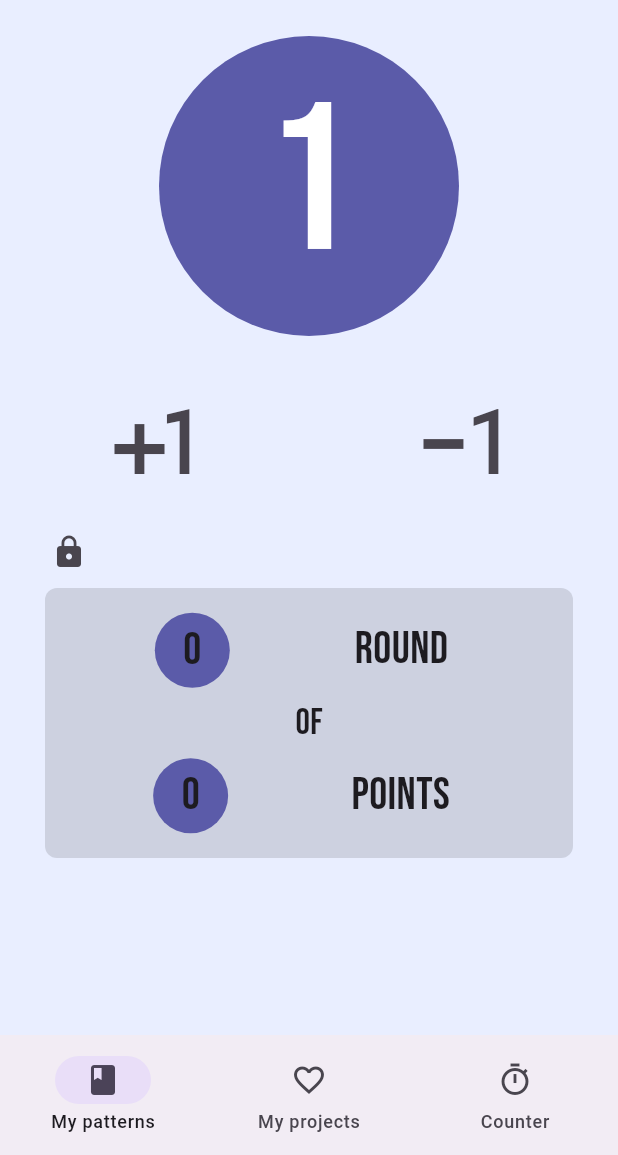
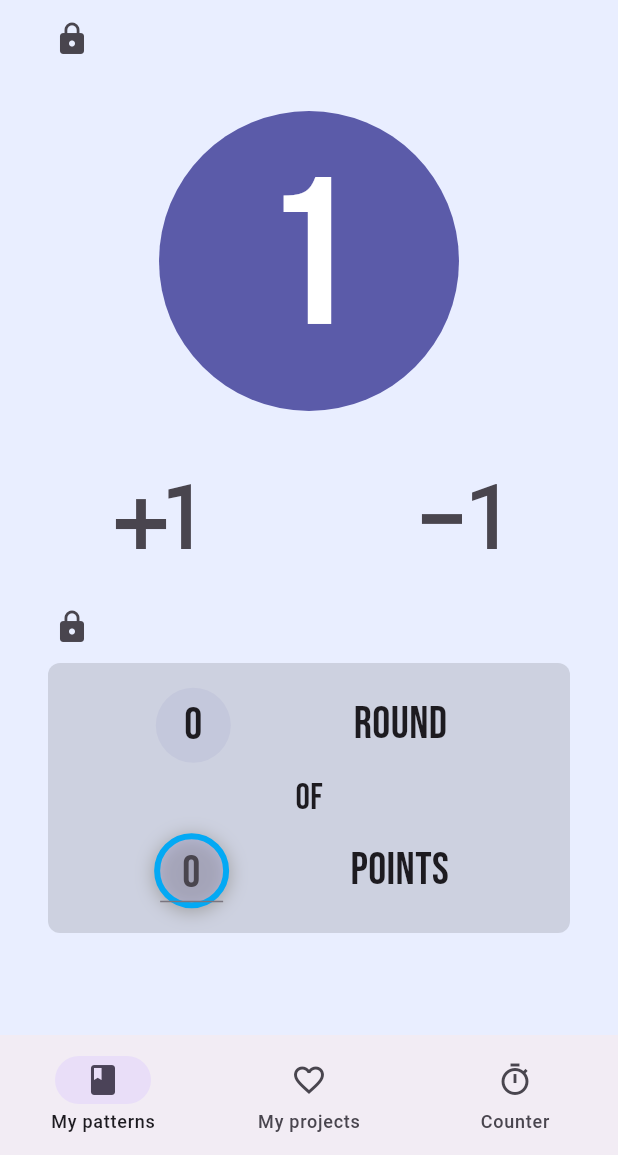
Before and after one commit to GonZev/crochapp, a Flutter app: the screen it shows after launch, item 3 of the bottom bar chosen, after a tap on the "plus one" icon, on a phone screen of 412 x 824 dp, the part 81-1236 px from its top. Run offline on Flutter 3.47's test engine with Material 2 defaults, Android fonts, the light colour scheme and no system bars; our stand-ins replace google_fonts.

Commit message:
add: lock counter on screen counter

```diff
--- a/lib/pages/counter_page.dart
+++ b/lib/pages/counter_page.dart
@@ -1,4 +1,5 @@
 import 'package:flutter/material.dart';
+import 'package:flutter/services.dart';
 import 'package:google_fonts/google_fonts.dart';
 
 class CounterPage extends StatefulWidget {
@@ -10,22 +11,45 @@ class CounterPage extends StatefulWidget {
 
 class _CounterPageState extends State<CounterPage> {
   int numberPoints = 0;
+  int numberPointsOfRound = 0;
+  int numberRounds = 0;
   bool stateSectionPoints = false;
+  final roundPointsController = TextEditingController();
+  final counterController = TextEditingController();
 
   @override
   Widget build(BuildContext context) {
-    return Column(
+    return SingleChildScrollView(
+      physics: const BouncingScrollPhysics(),
+      child: Padding(
+        padding: const EdgeInsets.all(2.0),
+        child: Column(
           children: [
+            Container(
+              alignment: Alignment.centerLeft,
+              padding: const EdgeInsets.only(left: 22),
+              child: IconButton(
+                onPressed: () {
+                  setState(() {
+                    stateSectionPoints = !stateSectionPoints;
+                  });
+                },
+                icon: const Icon(Icons.lock),
+                selectedIcon: const Icon(Icons.lock_open_rounded),
+              ),
+            ),
             Container(
               height: 200,
               margin: const EdgeInsets.all(24.0),
               decoration: const BoxDecoration(
-              color: Color.fromARGB(255, 91, 91, 169), shape: BoxShape.circle),
+                  color: Color.fromARGB(255, 91, 91, 169),
+                  shape: BoxShape.circle),
               child: Center(
                 child: Text(
                   '$numberPoints',
                   style: GoogleFonts.bebasNeue(
-                  fontSize: 140, color: const Color.fromRGBO(255, 255, 255, 1)),
+                      fontSize: 140,
+                      color: const Color.fromRGBO(255, 255, 255, 1)),
                 ),
               ),
             ),
@@ -37,6 +61,17 @@ class _CounterPageState extends State<CounterPage> {
                     onPressed: () {
                       setState(() {
                         numberPoints = plusOrMinusPoint('+', numberPoints);
+                        if (numberPointsOfRound != 0 &&
+                            numberPoints == numberPointsOfRound) {
+                          numberRounds = numberRounds + 1;
+                          print('numberPoints $numberPoints ');
+                          print('numberPointsOfRound $numberPointsOfRound)');
+
+                          print('round $numberRounds');
+                        }
+                        if (numberPoints > numberPointsOfRound) {
+                          numberPoints = 1;
+                        }
                       });
                     },
                     icon: const Icon(Icons.plus_one)),
@@ -84,11 +119,11 @@ class _CounterPageState extends State<CounterPage> {
                           width: 50,
                           padding: const EdgeInsets.all(4),
                           decoration: const BoxDecoration(
-                          color: Color.fromARGB(255, 91, 91, 169),
+                              color: Color.fromARGB(20, 91, 91, 169),
                               shape: BoxShape.circle),
                           child: Center(
                               child: Text(
-                        '0',
+                            '$numberRounds',
                             style: GoogleFonts.bebasNeue(
                               fontSize: 30,
                             ),
@@ -117,18 +152,47 @@ class _CounterPageState extends State<CounterPage> {
                         Container(
                             height: 50,
                             width: 50,
-                      padding: const EdgeInsets.all(4),
-                      decoration: const BoxDecoration(
-                          color: Color.fromARGB(255, 91, 91, 169),
-                          shape: BoxShape.circle),
-                      child: Center(
-                          child: Text(
-                        '0',
+                            alignment: Alignment.center,
+                            padding: const EdgeInsets.only(top: 8.0),
+                            decoration: BoxDecoration(
+                                color: const Color.fromARGB(99, 174, 174, 225),
+                                shape: BoxShape.circle,
+                                border: Border.all(
+                                    width: 4.0, color: Colors.lightBlue),
+                                boxShadow: const [
+                                  BoxShadow(
+                                      color: Colors.grey,
+                                      offset: Offset(0.0, 2.0),
+                                      blurRadius: 10.0)
+                                ]),
+                            child: TextField(
+                                controller: roundPointsController,
+                                textAlign: TextAlign.center,
+                                keyboardType: TextInputType.number,
+                                inputFormatters: [
+                                  FilteringTextInputFormatter.digitsOnly
+                                ],
                                 style: GoogleFonts.bebasNeue(
                                   fontSize: 30,
                                 ),
-                      )),
-                    ),
+                                decoration: const InputDecoration(
+                                    hintText: '0',
+                                    floatingLabelAlignment:
+                                        FloatingLabelAlignment.center),
+                                onSubmitted: (value) {
+                                  numberPointsOfRound =
+                                      int.parse(roundPointsController.text);
+                                  if (numberPointsOfRound.isNaN) {
+                                    numberPointsOfRound = 0;
+                                  }
+
+                                  setState(() {
+                                    numberPoints = 0;
+                                    numberRounds = 0;
+                                  });
+                                  print(
+                                      'numberPointsOfRound $numberPointsOfRound');
+                                })),
                         Container(
                           margin: const EdgeInsets.all(10),
                           child: Text(
@@ -145,6 +209,8 @@ class _CounterPageState extends State<CounterPage> {
               ),
             )
           ],
+        ),
+      ),
     );
   }
 }
```
Lines whose indentation alone changed are shown as unchanged.
